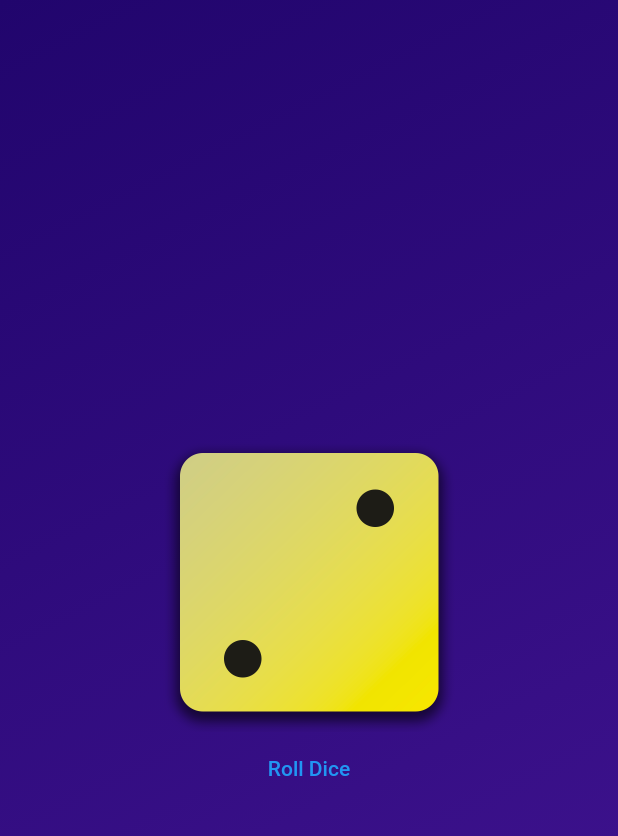
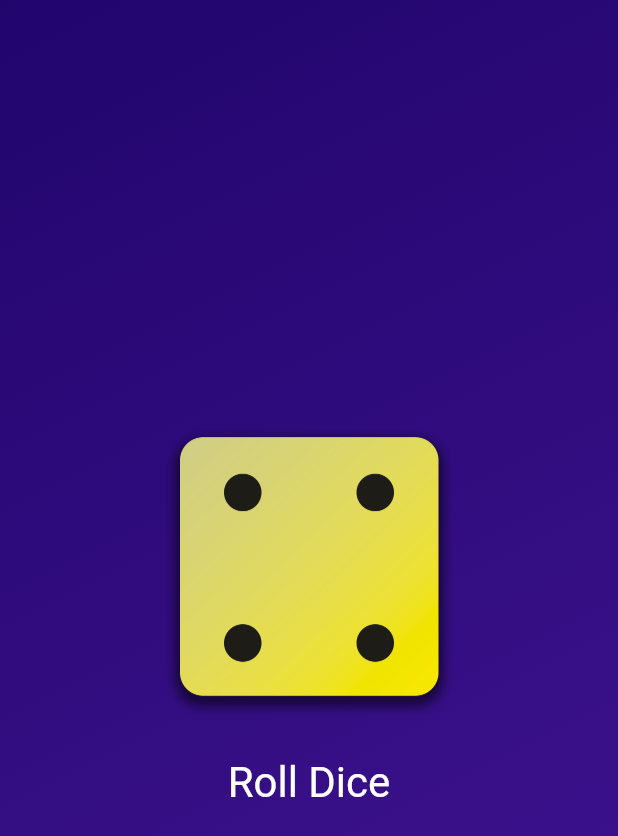
Before and after one commit to Kazumna/roll_dice, a Flutter app: the screen it shows after launch, after a tap on "Roll Dice", on a phone screen of 412 x 824 dp. Shown: the top 836 px of the screen. Run offline on Flutter 3.47's test engine with Material 2 defaults, Android fonts, the phone set to English and light mode, and no system bars.

```diff
--- /dev/null
+++ b/lib/dice_roller.dart
@@ -0,0 +1,49 @@
+import 'package:flutter/material.dart';
+
+class DiceRoller extends StatefulWidget {
+  const DiceRoller({super.key});
+
+  @override
+  State<DiceRoller> createState() => _DiceRollerState();
+}
+
+class _DiceRollerState extends State<DiceRoller> {
+
+  var activeDiceImage = 'assets/images/dice-2.png';
+
+  void rollDice() {
+    setState(() {
+      activeDiceImage = 'assets/images/dice-4.png';
+
+    });
+  }
+
+  @override
+  Widget build(BuildContext context) {
+    return Column(
+      mainAxisSize: MainAxisSize.min,
+      children: [
+        Image.asset(
+          activeDiceImage,
+          width: 200,
+        ),
+        const SizedBox(height: 20),
+        TextButton(
+          onPressed: rollDice,
+          style: TextButton.styleFrom(
+            // padding: const EdgeInsets.only(top: 20),
+              foregroundColor: Colors.white,
+              textStyle: const TextStyle(
+                fontSize: 28,
+              )
+          ),
+          child: Text(
+            'Roll Dice',
+          ),
+
+        ),
+
+      ],
+    );
+  }
+}
--- a/lib/gradient_container.dart
+++ b/lib/gradient_container.dart
@@ -1,4 +1,5 @@
 import 'package:flutter/material.dart';
+import 'package:roll_dice/dice_roller.dart';
 
 //final mean this data container variable will never receive a new value
 // final startAlignment = Alignment.topLeft;
@@ -16,9 +17,6 @@ class GradientContainer extends StatelessWidget {
   //     : color1 = Colors.deepPurple,
   //       color2 = Colors.indigo;
 
-  void rollDice() {
-    print("clikcing");
-  }
 
   @override
   Widget build(BuildContext context) {
@@ -30,25 +28,8 @@ class GradientContainer extends StatelessWidget {
           end: endAlignment,
         ),
       ),
-      child: Center(
-        child: Column(
-          mainAxisSize: MainAxisSize.min,
-          children: [
-            Image.asset(
-              "assets/images/dice-2.png",
-              width: 200,
-            ),
-
-            TextButton(
-              onPressed: rollDice,
-              child: Text(
-                'Roll Dice',
-              ),
-
-            ),
-
-          ],
-        ),
+      child: const Center(
+        child: DiceRoller(),
       ),
     );
   }
```
